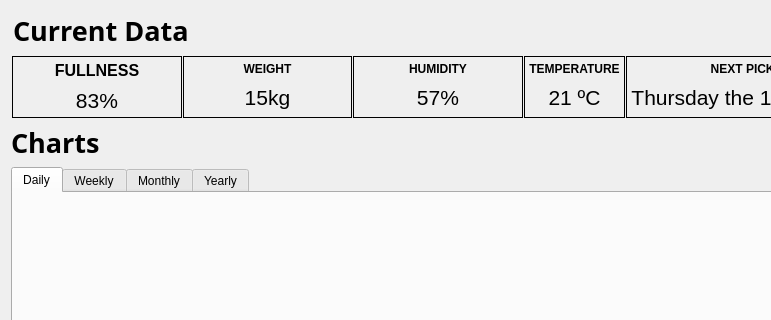
EduPonz/SmartTrashCan_B376, file datawindow.ui: the form before one commit; both pictures show x 0 to 771 and y 0 to 320 of the 887 by 461 pixel window.
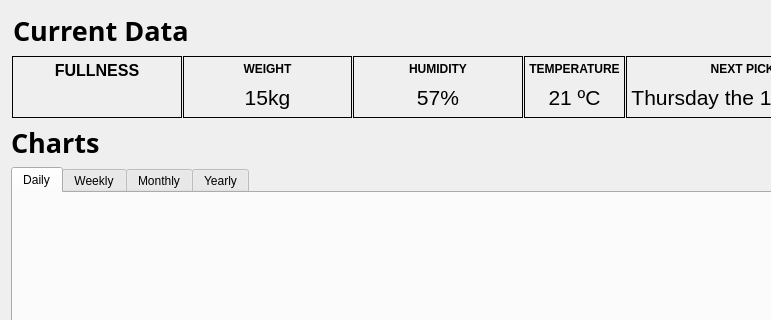
The form after the commit. Icons and pictures are not drawn.

Commit message: Current data working

```diff
--- a/datawindow.ui
+++ b/datawindow.ui
@@ -158,7 +158,7 @@
                  </font>
                 </property>
                 <property name="text">
-                 <string>83%</string>
+                 <string/>
                 </property>
                 <property name="checkable">
                  <bool>false</bool>
@@ -318,7 +318,7 @@
                <number>0</number>
               </property>
               <item>
-               <widget class="QPushButton" name="temperatureDataButton">
+               <widget class="QPushButton" name="temperatureTitleButton">
                 <property name="font">
                  <font>
                   <weight>75</weight>
@@ -337,7 +337,7 @@
                </widget>
               </item>
               <item>
-               <widget class="QPushButton" name="temperatutureTitleButton">
+               <widget class="QPushButton" name="temperatureDataButton">
                 <property name="font">
                  <font>
                   <pointsize>16</pointsize>
```
The commit also changes 2 other files.
